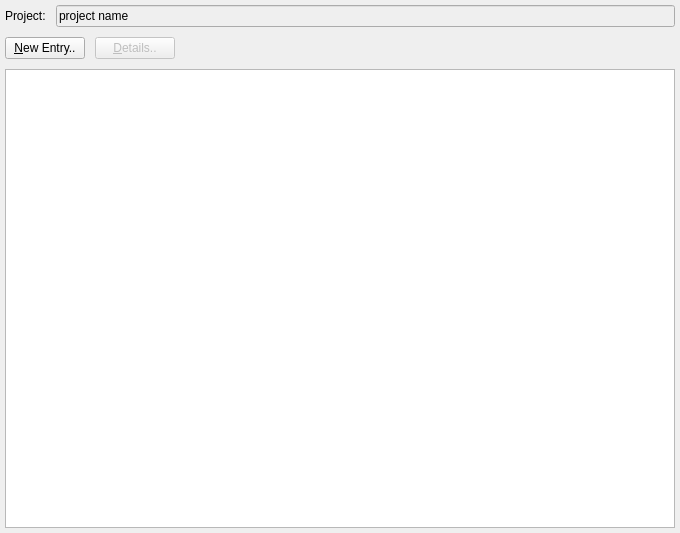
skriticos/nelia1, file forms/log.ui: the form before one commit.
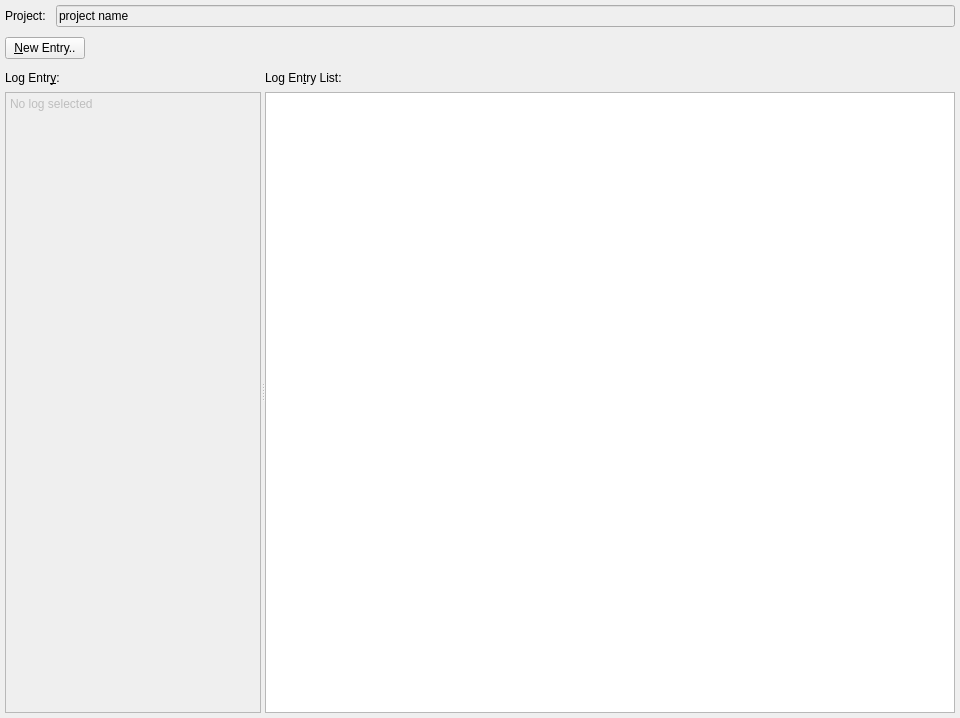
The form after the commit.

Commit message:
project, log ui: corrective
- added details control to the roadmap, log widgets
- code not well adjusted yet

```diff
--- a/forms/log.ui
+++ b/forms/log.ui
@@ -6,8 +6,8 @@
    <rect>
     <x>0</x>
     <y>0</y>
-    <width>680</width>
-    <height>533</height>
+    <width>960</width>
+    <height>718</height>
    </rect>
   </property>
   <property name="sizePolicy">
@@ -22,7 +22,7 @@
   <property name="locale">
    <locale language="English" country="UnitedStates"/>
   </property>
-  <layout class="QGridLayout" name="gridLayout">
+  <layout class="QGridLayout" name="gridLayout_3">
    <property name="margin">
     <number>5</number>
    </property>
@@ -36,7 +36,7 @@
      </property>
     </widget>
    </item>
-   <item row="0" column="1" colspan="3">
+   <item row="0" column="1" colspan="2">
     <widget class="QLineEdit" name="line_project">
      <property name="styleSheet">
       <string notr="true">background-color:palette(Window);</string>
@@ -54,16 +54,6 @@
     </widget>
    </item>
    <item row="1" column="2">
-    <widget class="QPushButton" name="push_detail">
-     <property name="enabled">
-      <bool>false</bool>
-     </property>
-     <property name="text">
-      <string>&amp;Details..</string>
-     </property>
-    </widget>
-   </item>
-   <item row="1" column="3">
     <spacer name="horizontalSpacer">
      <property name="orientation">
       <enum>Qt::Horizontal</enum>
@@ -76,20 +66,104 @@
      </property>
     </spacer>
    </item>
-   <item row="2" column="0" colspan="4">
-    <widget class="QTableView" name="table_history">
-     <property name="editTriggers">
-      <set>QAbstractItemView::NoEditTriggers</set>
+   <item row="2" column="0" colspan="3">
+    <widget class="QSplitter" name="splitter">
+     <property name="orientation">
+      <enum>Qt::Horizontal</enum>
      </property>
-     <property name="selectionMode">
-      <enum>QAbstractItemView::SingleSelection</enum>
-     </property>
-     <property name="selectionBehavior">
-      <enum>QAbstractItemView::SelectRows</enum>
-     </property>
-     <property name="sortingEnabled">
-      <bool>true</bool>
-     </property>
+     <widget class="QWidget" name="widget" native="true">
+      <layout class="QGridLayout" name="gridLayout">
+       <property name="horizontalSpacing">
+        <number>0</number>
+       </property>
+       <property name="verticalSpacing">
+        <number>5</number>
+       </property>
+       <property name="margin">
+        <number>0</number>
+       </property>
+       <item row="0" column="0">
+        <widget class="QLabel" name="label_2">
+         <property name="minimumSize">
+          <size>
+           <width>0</width>
+           <height>18</height>
+          </size>
+         </property>
+         <property name="text">
+          <string>Log Entr&amp;y:</string>
+         </property>
+         <property name="buddy">
+          <cstring>plainTextEdit</cstring>
+         </property>
+        </widget>
+       </item>
+       <item row="1" column="0">
+        <widget class="QPlainTextEdit" name="plainTextEdit">
+         <property name="enabled">
+          <bool>false</bool>
+         </property>
+         <property name="readOnly">
+          <bool>true</bool>
+         </property>
+         <property name="plainText">
+          <string>No log selected</string>
+         </property>
+        </widget>
+       </item>
+      </layout>
+     </widget>
+     <widget class="QWidget" name="widget_2" native="true">
+      <property name="sizePolicy">
+       <sizepolicy hsizetype="Preferred" vsizetype="Preferred">
+        <horstretch>3</horstretch>
+        <verstretch>0</verstretch>
+       </sizepolicy>
+      </property>
+      <layout class="QGridLayout" name="gridLayout_2">
+       <property name="horizontalSpacing">
+        <number>0</number>
+       </property>
+       <property name="verticalSpacing">
+        <number>5</number>
+       </property>
+       <property name="margin">
+        <number>0</number>
+       </property>
+       <item row="0" column="0">
+        <widget class="QLabel" name="label_3">
+         <property name="minimumSize">
+          <size>
+           <width>0</width>
+           <height>18</height>
+          </size>
+         </property>
+         <property name="text">
+          <string>Log En&amp;try List:</string>
+         </property>
+         <property name="buddy">
+          <cstring>table_history</cstring>
+         </property>
+        </widget>
+       </item>
+       <item row="1" column="0">
+        <widget class="QTableView" name="table_history">
+         <property name="editTriggers">
+          <set>QAbstractItemView::NoEditTriggers</set>
+         </property>
+         <property name="selectionMode">
+          <enum>QAbstractItemView::SingleSelection</enum>
+         </property>
+         <property name="selectionBehavior">
+          <enum>QAbstractItemView::SelectRows</enum>
+         </property>
+         <property name="sortingEnabled">
+          <bool>true</bool>
+         </property>
+        </widget>
+       </item>
+      </layout>
+     </widget>
     </widget>
    </item>
   </layout>
```
Left out of the diff: 1 changed line with no effect on the pictures. The commit also changes 3 other files.
